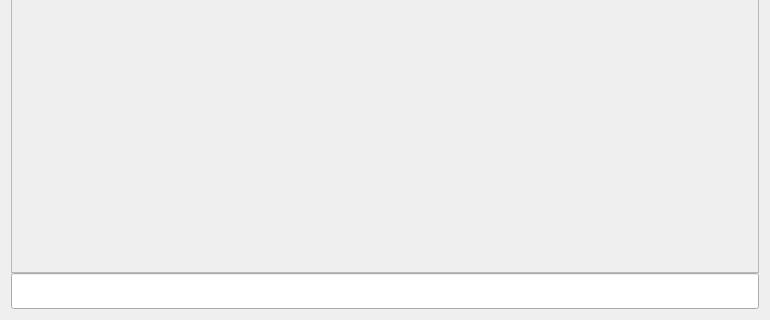
Above: ConsoleApplication1/chatpanel.ui from cj1106620946/fuduji_plc_ai before the change; both pictures show x 0 to 770 and y 283 to 603 of the 770 by 603 pixel window. Below: the same form after it.
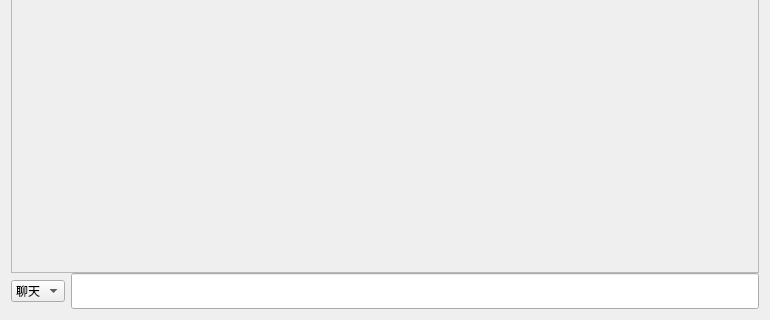
That is the form after the change.

What changed in the file:
```diff
--- a/ConsoleApplication1/chatpanel.ui
+++ b/ConsoleApplication1/chatpanel.ui
@@ -35,6 +35,22 @@
     </widget>
    </item>
    <item>
+    <layout class="QHBoxLayout" name="horizontalLayout">
+     <item>
+      <widget class="QComboBox" name="modeBox">
+       <item>
+        <property name="text">
+         <string>聊天</string>
+        </property>
+       </item>
+       <item>
+        <property name="text">
+         <string>指令</string>
+        </property>
+       </item>
+      </widget>
+     </item>
+     <item>
     <widget class="QLineEdit" name="lineEdit">
      <property name="font">
       <font>
@@ -42,6 +58,8 @@
       </font>
      </property>
     </widget>
+     </item>
+    </layout>
    </item>
   </layout>
  </widget>
```
Left out of the diff: 2 changed lines with no effect on the pictures. Lines whose indentation alone changed are shown as unchanged.
